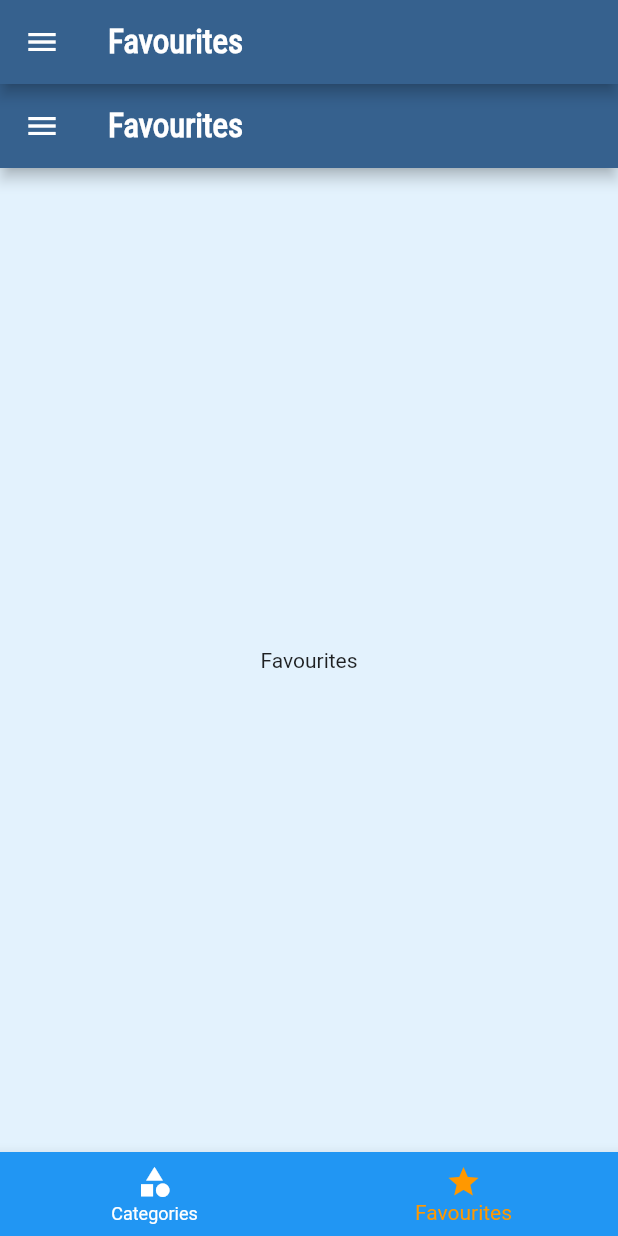
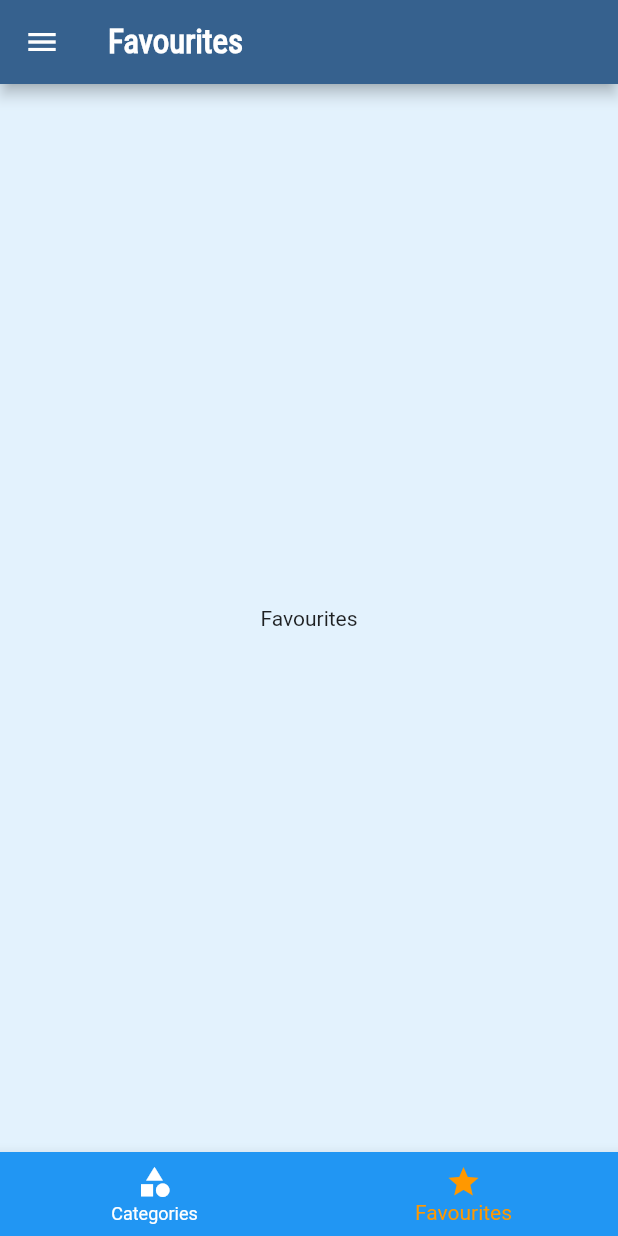
Before and after one commit to RichFlair/meals_app, a Flutter app: the screen it shows after launch, item 2 of the bottom bar chosen, on a phone screen of 412 x 824 dp. Run offline on Flutter 3.47's test engine with Material 2 defaults, Android fonts, the phone set to English and light mode, and no system bars.

Commit message:
removing excess appbar from favourites screes

```diff
--- a/lib/screens/favourites_screen.dart
+++ b/lib/screens/favourites_screen.dart
@@ -7,12 +7,9 @@ class FavouritesScreen extends StatelessWidget {
 
   @override
   Widget build(BuildContext context) {
-    return Scaffold(
-      appBar: AppBar(
-        title: const Text('Favourites'),
-      ),
-      drawer: const MainDrawer(),
-      body: const Center(
+    return const Scaffold(
+      drawer: MainDrawer(),
+      body: Center(
         child: Text('Favourites'),
       ),
     );
```
